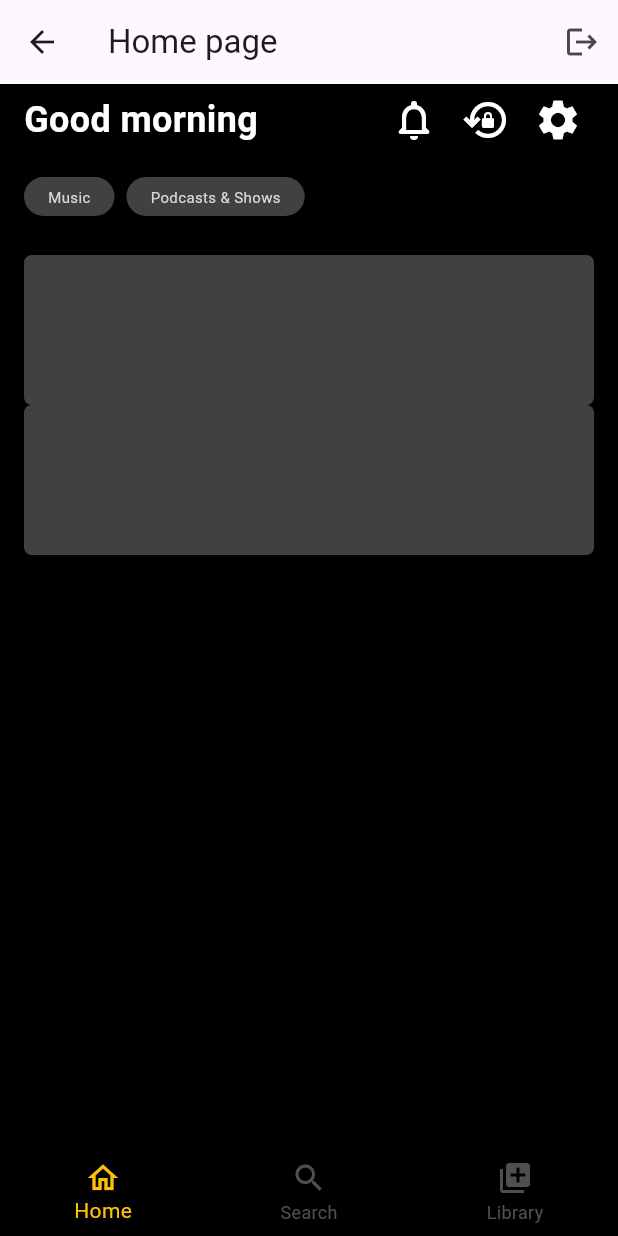
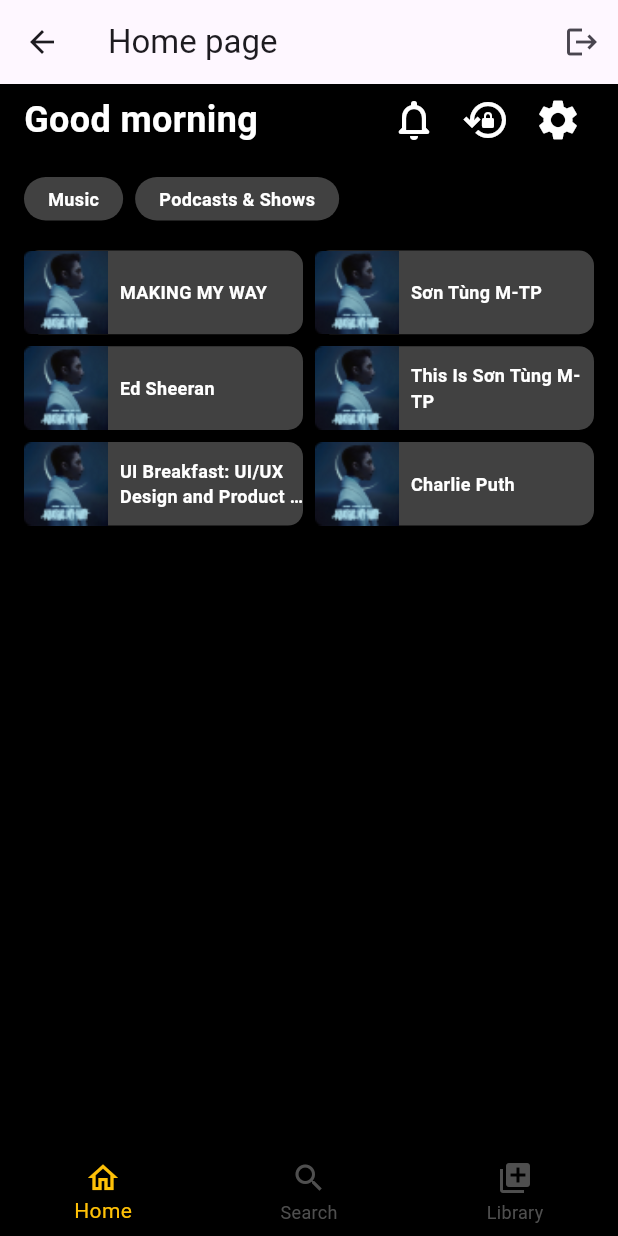
Before and after one commit to aliev01azim/lesson, a Flutter app: the HomeScreen screen opened directly, on a phone screen of 412 x 824 dp. Run offline on Flutter 3.47's test engine with Material 3 defaults, Android fonts, the phone set to English and light mode, and no system bars; our stand-ins replace flutter_svg, hive, hive_flutter; accounts and stored records are empty.

Commit message:
home page artist card

```diff
--- a/lib/infrastructure/utils/consts.dart
+++ b/lib/infrastructure/utils/consts.dart
@@ -10,11 +10,11 @@ class Images {
   static const i1 = 'assets/images/1.png';
   static const i2 = 'assets/images/2.png';
   static const i3 = 'assets/images/3.png';
-  static const i01 = 'assets/images/01.svg';
-  static const i02 = 'assets/images/02.svg';
-  static const i001 = 'assets/images/001.svg';
-  static const i002 = 'assets/images/002.svg';
-  static const i003 = 'assets/images/003.svg';
+  static const i01 = 'assets/images/01.png';
+  // static const i02 = 'assets/images/02.svg';
+  // static const i001 = 'assets/images/001.svg';
+  // static const i002 = 'assets/images/002.svg';
+  // static const i003 = 'assets/images/003.svg';
 }
 
 class AppColors {
--- /dev/null
+++ b/lib/presentation/screens/home/home_page/artist_card.dart
@@ -0,0 +1,28 @@
+import 'package:flutter/material.dart';
+import 'package:lesson1/infrastructure/utils/consts.dart';
+import 'package:lesson1/infrastructure/utils/styles.dart';
+
+class ArtistCard extends StatelessWidget {
+  const ArtistCard({super.key,required this.name,required this.path});
+  final String path;
+  final String name;
+
+  @override
+  Widget build(BuildContext context) {
+    return  DecoratedBox(
+      decoration: const BoxDecoration(
+        color: AppColors.greyDark,
+        borderRadius: BorderRadius.all(
+          Radius.circular(10),
+        ),
+      ),
+       child:Row(
+        children: [
+          Image.asset(path,height: 100,fit: BoxFit.contain,),
+          const SizedBox(width: 8),
+          Expanded(child: Text(name,style: TextStyles.searchHint(color: Colors.white),maxLines: 2,overflow: TextOverflow.ellipsis,)),
+        ],
+       )
+    );
+  }
+}
--- a/lib/presentation/screens/home/home_page/home_page.dart
+++ b/lib/presentation/screens/home/home_page/home_page.dart
@@ -1,11 +1,29 @@
 import 'package:flutter/material.dart';
-import 'package:lesson1/presentation/screens/home/home_page/six_artists.dart';
+import 'package:lesson1/presentation/screens/home/home_page/artist_card.dart';
 import 'package:lesson1/presentation/widgets/custom_appbar.dart';
 import 'package:lesson1/presentation/widgets/menu_item.dart';
 
-class HomePage extends StatelessWidget {
+import '../../../../infrastructure/utils/consts.dart';
+
+class HomePage extends StatefulWidget {
   const HomePage({super.key});
 
+  @override
+  State<HomePage> createState() => _HomePageState();
+}
+
+class _HomePageState extends State<HomePage> {
+  List<Map<String, dynamic>> artists = [
+    {'image': Images.i01, 'name': 'MAKING MY WAY'},
+    {'image': Images.i01, 'name': 'Sơn Tùng M-TP'},
+    {'image': Images.i01, 'name': 'Ed Sheeran'},
+    {'image': Images.i01, 'name': 'This Is Sơn Tùng M-TP'},
+    {
+      'image': Images.i01,
+      'name': 'UI Breakfast: UI/UX Design and Product Strategy'
+    },
+    {'image': Images.i01, 'name': 'Charlie Puth'},
+  ];
   @override
   Widget build(BuildContext context) {
     return Padding(
@@ -49,19 +67,18 @@ class HomePage extends StatelessWidget {
               MenuItem(text: 'Podcasts & Shows'),
             ],
           ),
-          const SizedBox(height: 26),
-
-          SixArtists(),
-          SizedBox(width: 8),
-          SixArtists()
-
-          // GridView.builder(
-          //   gridDelegate: const SliverGridDelegateWithFixedCrossAxisCount(
-          //       crossAxisCount: 2),
-          //   itemBuilder: (contex, index) => const SixArtists(
-
-          //   ),
-          // )
+          const SizedBox(height: 20),
+          Expanded(
+            child: GridView.builder(
+              gridDelegate: const SliverGridDelegateWithFixedCrossAxisCount(
+                  crossAxisCount: 2,mainAxisSpacing: 8,crossAxisSpacing: 8,childAspectRatio: 1/0.3),
+              itemBuilder: (contex, index) => ArtistCard(
+                name: artists[index]['name'],
+                path: artists[index]['image'],
+              ),
+              itemCount: artists.length,
+            ),
+          )
         ],
       ),
     );
--- a/lib/presentation/screens/home/home_page/six_artists.dart
+++ /dev/null
@@ -1,22 +0,0 @@
-import 'package:flutter/material.dart';
-import 'package:lesson1/infrastructure/utils/consts.dart';
-
-class SixArtists extends StatelessWidget {
-  const SixArtists({super.key});
-
-  @override
-  Widget build(BuildContext context) {
-    return Container(
-      padding: const EdgeInsets.symmetric(horizontal: 160, vertical: 50),
-      decoration: const BoxDecoration(
-        color: AppColors.greyDark,
-        borderRadius: BorderRadius.all(
-          Radius.circular(5),
-        ),
-        image: DecorationImage(
-          image: AssetImage(Images.i02),
-        ),
-      ),
-    );
-  }
-}
--- a/lib/presentation/widgets/menu_item.dart
+++ b/lib/presentation/widgets/menu_item.dart
@@ -4,17 +4,25 @@ import 'package:lesson1/infrastructure/utils/styles.dart';
 
 class MenuItem extends StatelessWidget {
   final String text;
-  const MenuItem({super.key, required this.text});
+  final Color bgColor;
+  final BoxBorder? border;
+  const MenuItem(
+      {super.key,
+      required this.text,
+      this.bgColor = AppColors.greyDark,
+      this.border});
 
   @override
   Widget build(BuildContext context) {
     return Container(
       padding: const EdgeInsets.symmetric(horizontal: 16, vertical: 6),
       decoration: BoxDecoration(
-          borderRadius: BorderRadius.circular(50), color: AppColors.greyDark),
+          borderRadius: BorderRadius.circular(50),
+          color: bgColor,
+          border: border),
       child: Text(
         text,
-        style: TextStyles.textGrey(),
+        style: TextStyles.searchHint(color: Colors.white),
       ),
     );
   }
```
Also changed, not shown: assets/images/001.svg (deleted), assets/images/002.svg (deleted), assets/images/003.svg (deleted), assets/images/01.png (added), assets/images/01.svg (deleted), assets/images/02.svg (deleted).
